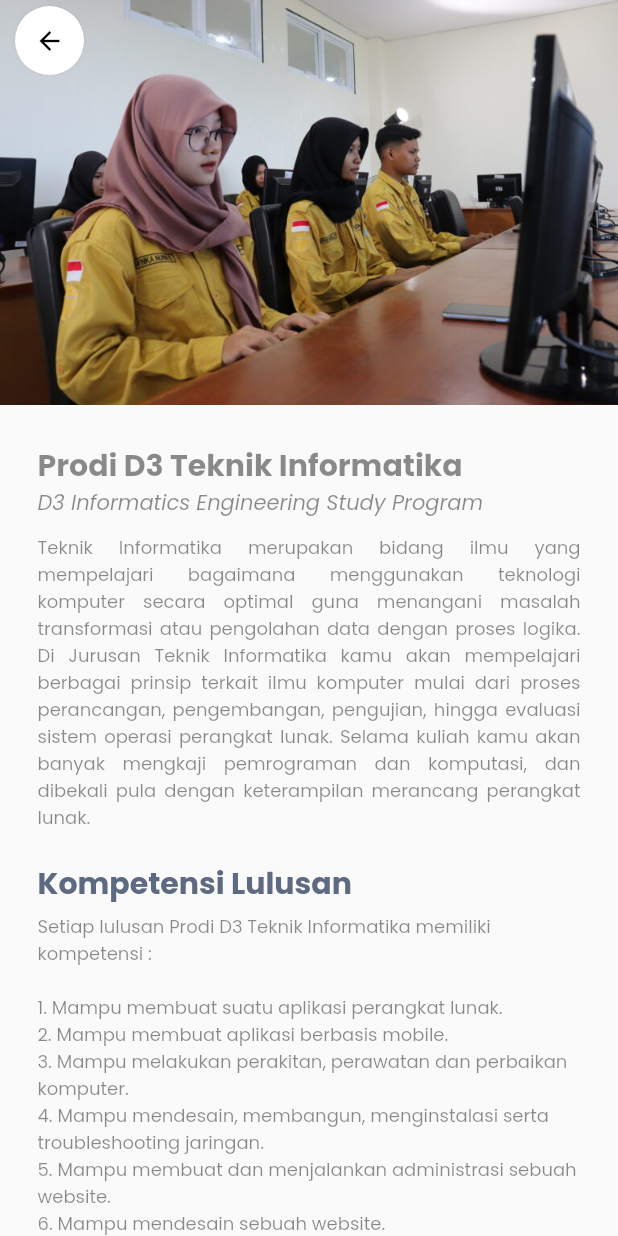
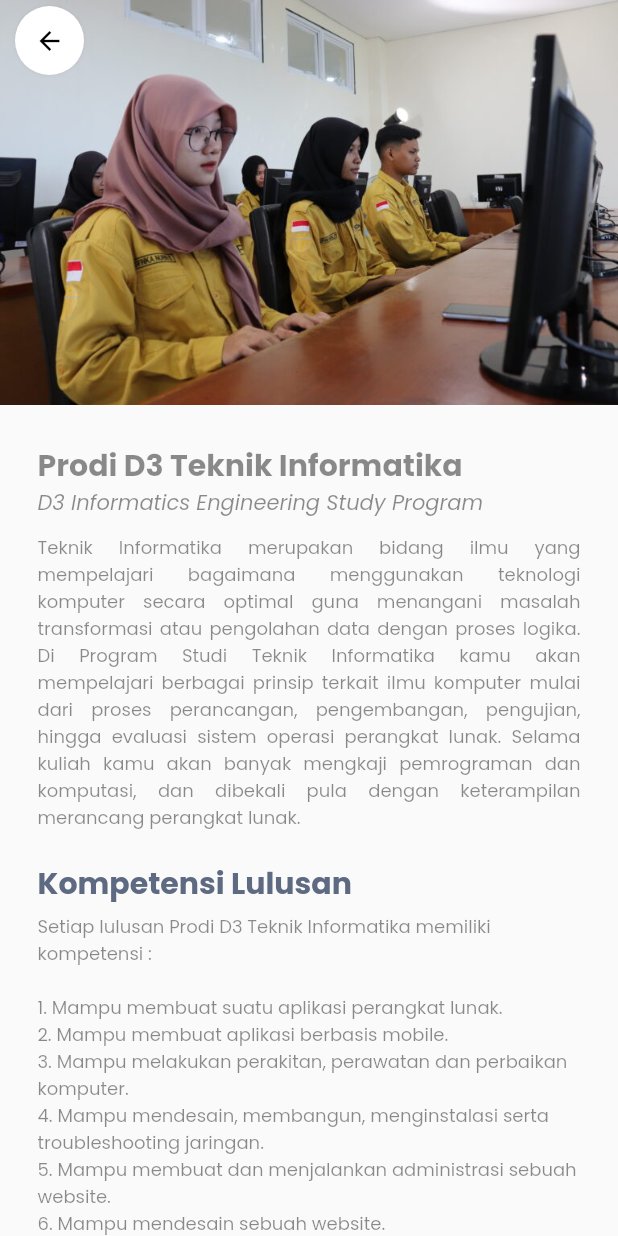
Before and after one commit to Zee7X/ito-pnc, a Flutter app: the DetailPage screen opened directly with sample values from the repository, after a tap on "D3 Teknik Informatika", on a phone screen of 412 x 824 dp. Run offline on Flutter 3.47's test engine with Material 2 defaults, Android fonts, the light colour scheme and no system bars; our stand-ins replace animated_splash_screen, carousel_slider, google_fonts, liquid_swipe, lottie, shared_preferences; missing offline and left inert: webfeed, xml2json; accounts and stored records are empty.

Commit message:
Final Chapter?

```diff
--- a/lib/pages/detail/detail.dart
+++ b/lib/pages/detail/detail.dart
@@ -79,7 +79,8 @@ class _DetailPageState extends State<DetailPage> {
                     children: [
                       TextPoppinsW(
                         colorw: const Color(0XFF5E6A81),
-                        text: dataSource.cate == "Jurusan"
+                        text: dataSource.cate == "Jurusan" ||
+                                dataSource.title == 'Teknik Mesin'
                             ? 'Jurusan ${dataSource.titleD!}'
                             : 'Program Studi ${dataSource.titleD!}',
                         fSize: 20,
@@ -238,7 +239,8 @@ class _DetailPageState extends State<DetailPage> {
                               ],
                             ),
                       Text(
-                        dataSource.cate == "Jurusan"
+                        dataSource.cate == "Jurusan" ||
+                                dataSource.title == 'Teknik Mesin'
                             ? 'Fasilitas Jurusan'
                             : 'Fasilitas Program Studi',
                         style: GoogleFonts.poppins(
@@ -275,7 +277,7 @@ class _DetailPageState extends State<DetailPage> {
                       ),
                       Text(
                         textAlign: TextAlign.left,
-                        '1. Auditorium PNC\n2. Ruang Kelas GKB\n3. Ruang Laboratorium GKB\n4. Ruang Serbaguna\n5. Roof Garder Gedung GKB\n6. Perpustakaan PNC',
+                        '1. Auditorium PNC.\n2. Ruang Kelas GKB.\n3. Ruang Laboratorium GKB.\n4. Ruang Serbaguna.\n5. Roof Garden Gedung GKB.\n6. Perpustakaan PNC.',
                         style: GoogleFonts.poppins(
                           fontSize: 14,
                           fontWeight: FontWeight.w400,
--- a/lib/pages/feed/feed.dart
+++ b/lib/pages/feed/feed.dart
@@ -32,6 +32,7 @@ class _NewsFeedState extends State<NewsFeed> {
 
   @override
   Widget build(BuildContext context) {
+    final size = MediaQuery.of(context).size;
     return Scaffold(
       backgroundColor: Colors.white,
       appBar: AppBar(
@@ -62,7 +63,7 @@ class _NewsFeedState extends State<NewsFeed> {
                   child: Column(
                     crossAxisAlignment: CrossAxisAlignment.start,
                     children: [
-                      const SizedBox(height: 20),
+                      SizedBox(height: size.height / 30),
                       ListView.builder(
                           shrinkWrap: true,
                           physics: const NeverScrollableScrollPhysics(),
--- a/lib/pages/home/home_screen.dart
+++ b/lib/pages/home/home_screen.dart
@@ -22,7 +22,7 @@ class _HomeScreenState extends State<HomeScreen> {
 
   @override
   Widget build(BuildContext context) {
-    final Uri whatsapp = Uri.parse('https://wa.me/+6281225259195');
+    final Uri whatsapp = Uri.parse('https://wa.me/+6281128041000');
     final size = MediaQuery.of(context).size;
     return Scaffold(
       backgroundColor: Colors.white,
--- a/lib/pages/onboard/onboarding_screen.dart
+++ b/lib/pages/onboard/onboarding_screen.dart
@@ -19,7 +19,7 @@ class OnBoardingScreen1 extends StatefulWidget {
 }
 
 class _OnBoardingScreen1State extends State<OnBoardingScreen1> {
-    Future setSeenonboard() async {
+  Future setSeenonboard() async {
     SharedPreferences prefs = await SharedPreferences.getInstance();
     seenOnBoard = await prefs.setBool('seenOnBoard', true);
   }
@@ -29,6 +29,7 @@ class _OnBoardingScreen1State extends State<OnBoardingScreen1> {
     super.initState();
     setSeenonboard();
   }
+
   @override
   Widget build(BuildContext context) {
     return Container(
@@ -127,7 +128,7 @@ class OnBoarding2 extends StatelessWidget {
             padding:
                 EdgeInsets.only(left: size.width / 11.3, right: size.width / 5),
             child: Text(
-              'Politeknik Cilacap merupakan salah satu perguruan tinggi negeri yang didirikan sejak tahun 2014. Sampai dengan saat ini Politeknik Negeri Cilacap (PNC) mengelola 3 Jurusan dan 6 Program Studi.',
+              'Politeknik Cilacap merupakan salah satu perguruan tinggi negeri yang didirikan sejak tahun 2014. Sampai dengan saat ini Politeknik Negeri Cilacap (PNC) mengelola 3 Jurusan dan 10 Program Studi.',
               textAlign: TextAlign.justify,
               style: GoogleFonts.poppins(
                 fontSize: 16,
@@ -286,7 +287,7 @@ class OnBoarding3 extends StatelessWidget {
                 padding: EdgeInsets.only(
                     left: size.width / 11.3, right: size.width / 7),
                 child: Text(
-                  '1. Menyelenggarakan Pendididikan Vokasi berbasis teknologi yang bermutu, bermoral dan berkeadilan sosial.\n2. Menyelenggarakan penelitian dasar dan / atau terapan, serta menyebarluaskan hasil penelitian.\n3. Menyelenggarakan penelitian dasar dan / atau terapan, serta menyebarluaskan hasil penelitian.\n4. Membentuk jiwa kewirausahaan berbasis teknologi atau (technopreneurship).',
+                  '1. Menyelenggarakan Pendididikan Vokasi berbasis teknologi yang bermutu, bermoral dan berkeadilan sosial.\n2. Menyelenggarakan penelitian dasar dan terapan, serta menyebarluaskan hasil penelitian.\n3. Menyelenggarakan penelitian dasar dan terapan, serta menyebarluaskan hasil penelitian.\n4. Membentuk jiwa kewirausahaan berbasis teknologi atau (technopreneurship).',
                   style: GoogleFonts.poppins(
                     fontSize: 16,
                     fontWeight: FontWeight.w400,
--- a/lib/pages/prodi/prodi.dart
+++ b/lib/pages/prodi/prodi.dart
@@ -88,7 +88,7 @@ class _ProdiTiState extends State<ProdiTi> {
                       ),
                       const SizedBox(height: 10),
                       Text(
-                        'Teknik Informatika merupakan bidang ilmu yang mempelajari bagaimana menggunakan teknologi komputer secara optimal guna menangani masalah transformasi atau pengolahan data dengan proses logika. Di Jurusan Teknik Informatika kamu akan mempelajari berbagai prinsip terkait ilmu komputer mulai dari proses perancangan, pengembangan, pengujian, hingga evaluasi sistem operasi perangkat lunak. Selama kuliah kamu akan banyak mengkaji pemrograman dan komputasi, dan dibekali pula dengan keterampilan merancang perangkat lunak.',
+                        'Teknik Informatika merupakan bidang ilmu yang mempelajari bagaimana menggunakan teknologi komputer secara optimal guna menangani masalah transformasi atau pengolahan data dengan proses logika. Di Program Studi Teknik Informatika kamu akan mempelajari berbagai prinsip terkait ilmu komputer mulai dari proses perancangan, pengembangan, pengujian, hingga evaluasi sistem operasi perangkat lunak. Selama kuliah kamu akan banyak mengkaji pemrograman dan komputasi, dan dibekali pula dengan keterampilan merancang perangkat lunak.',
                         style: GoogleFonts.poppins(
                           fontSize: 12,
                           fontWeight: FontWeight.w400,
@@ -205,7 +205,7 @@ class _ProdiCyState extends State<ProdiCy> {
               ),
               child: FlexibleSpaceBar(
                 background: Image.asset(
-                  'assets/detail/prodi_ti.png',
+                  'assets/detail/siber4.png',
                   fit: BoxFit.cover,
                 ),
               ),
@@ -274,7 +274,7 @@ class _ProdiCyState extends State<ProdiCy> {
                       ),
                       const SizedBox(height: 5),
                       Text(
-                        '1. Cyber Security Analist \n2.	Cyber Security Incident Analyst \n3.	Network Security Administrator',
+                        '1. Cyber Security Analist. \n2.	Cyber Security Incident Analyst. \n3.	Network Security Administrator.',
                         style: GoogleFonts.poppins(
                           fontSize: 12,
                           fontWeight: FontWeight.w400,
@@ -673,7 +673,7 @@ class _ProdiTLState extends State<ProdiTL> {
                       ),
                       const SizedBox(height: 10),
                       Text(
-                        'Program Studi Teknik Listrik Politeknik Negeri Cilacap merupakan salah satu program studi di Jurusan Teknik Elektronika dengan program pendidikan selama 6 semester sehingga lulusan program studi teknik listrik berhak menyandang gelar Ahli Madya (A.Md T.). Lulusan Program Studi Teknik Listrik dapat memenuhi standar penilaian pasar kerja karena setelah menempuh pendidikan selama 6 (enam) semester di bidang teknik listrik, juga mampu mengaplikasikan komputer untuk sistem kendali listrik berbasis PLC secara terprogram, memahami penggunaan instrumen ukur kelistrikan untuk pengaturan dan monitoring proses di industri, berkomunikasi dalam bahasa Inggris, berwirausaha dan mengelola usaha pekerjaan jasa listrik. Setelah menyelesaikan pendidikan, lulusan Program Studi D3 Teknik Listrik mampu ditempatkan sebagai tenaga perancang, perencana, teknisi, penyelia (foreman), pengawas (supervisor), ahli teknik (engineer) listrik dan mampu berwirausaha serta bekerja hampir di seluruh sektor lapangan kerja. Lulusan Program Studi Teknik Listrik dapat juga melanjutkan studi ke strata 1 (S1) atau diploma IV (DIV) karena kurikulum yang dirancang juga diselaraskan dengan kurikulum ke jenjang yang lebih tinggi',
+                        'Program Studi Teknik Listrik Politeknik Negeri Cilacap merupakan salah satu program studi di Program Studi Teknik Elektronika dengan program pendidikan selama 6 semester sehingga lulusan program studi teknik listrik berhak menyandang gelar Ahli Madya (A.Md T.). Lulusan Program Studi Teknik Listrik dapat memenuhi standar penilaian pasar kerja karena setelah menempuh pendidikan selama 6 (enam) semester di bidang teknik listrik, juga mampu mengaplikasikan komputer untuk sistem kendali listrik berbasis PLC secara terprogram, memahami penggunaan instrumen ukur kelistrikan untuk pengaturan dan monitoring proses di industri, berkomunikasi dalam bahasa Inggris, berwirausaha dan mengelola usaha pekerjaan jasa listrik. Setelah menyelesaikan pendidikan, lulusan Program Studi D3 Teknik Listrik mampu ditempatkan sebagai tenaga perancang, perencana, teknisi, penyelia (foreman), pengawas (supervisor), ahli teknik (engineer) listrik dan mampu berwirausaha serta bekerja hampir di seluruh sektor lapangan kerja. Lulusan Program Studi Teknik Listrik dapat juga melanjutkan studi ke strata 1 (S1) atau diploma IV (DIV) karena kurikulum yang dirancang juga diselaraskan dengan kurikulum ke jenjang yang lebih tinggi',
                         style: GoogleFonts.poppins(
                           fontSize: 12,
                           fontWeight: FontWeight.w400,
@@ -713,7 +713,7 @@ class _ProdiTLState extends State<ProdiTL> {
                       ),
                       const SizedBox(height: 5),
                       Text(
-                        '1. Teknisi \n2. Pengawas (Supervisor) \n3. Ahli Teknik Listrik',
+                        '1. Teknisi. \n2. Pengawas (Supervisor). \n3. Ahli Teknik Listrik.',
                         style: GoogleFonts.poppins(
                           fontSize: 12,
                           fontWeight: FontWeight.w400,
@@ -819,7 +819,7 @@ class _ProdiTRMState extends State<ProdiTRM> {
                       ),
                       const SizedBox(height: 10),
                       Text(
-                        'Program studi teknologi rekayasa mekatronika hadir di saat persaingan era globalisasi dan revolusi industri 4.0. Mekatronika merupakan ilmu yang mengkombinasikan secara sinergis rekayasa mekanika, elektronika, dan kontrol. Pada awal perkembangannya, mekatronika hanya mencakup unsur mekanika dan elektronika saja. Dengan ditemukannya mikroprosesor pada tahun 1980an, keilmuan mekatronika menjadi lebih maju dan berkembang. Mekatronika kemudian didukung oleh disiplin ilmu lain diantaranya: embedded system yang memberikan nuansa hardware programming yang menghubungkan mekanik dan elektronik, juga control system yang memberikan kecerdasan buatan kepada sistem tersebut.\nProdi STTRM mempelajari mengenai beberapa cabang ilmu keteknikan, seperti teknik mesin/mekanik, teknik kendali, teknik elektro, dan ilmu komputasi (computer science, software, and hardware). Mahasiswa jurusan ini akan belajar tentang ilmu keteknikan dasar dan beberapa matakuliah lanjutan seperti Sistem Mikroprosesor, kendali otomatis, CNC, Pneumatik dan Hidrolik, Robotika, otomasi industri, dan kendali cerdas. Tujuan dari ilmu mekatronika ini adalah menghasilkan suatu produk otomasi yang cerdas dengan kinerja yang optimal dan efisien.',
+                        'Program studi teknologi rekayasa mekatronika hadir di saat persaingan era globalisasi dan revolusi industri 4.0. Mekatronika merupakan ilmu yang mengkombinasikan secara sinergis rekayasa mekanika, elektronika, dan kontrol. Pada awal perkembangannya, mekatronika hanya mencakup unsur mekanika dan elektronika saja. Dengan ditemukannya mikroprosesor pada tahun 1980an, keilmuan mekatronika menjadi lebih maju dan berkembang. Mekatronika kemudian didukung oleh disiplin ilmu lain diantaranya: embedded system yang memberikan nuansa hardware programming yang menghubungkan mekanik dan elektronik, juga control system yang memberikan kecerdasan buatan kepada sistem tersebut.\nProdi STTRM mempelajari mengenai beberapa cabang ilmu keteknikan, seperti teknik mesin/mekanik, teknik kendali, teknik elektro, dan ilmu komputasi (computer science, software, and hardware). Mahasiswa Program Studi ini akan belajar tentang ilmu keteknikan dasar dan beberapa matakuliah lanjutan seperti Sistem Mikroprosesor, kendali otomatis, CNC, Pneumatik dan Hidrolik, Robotika, otomasi industri, dan kendali cerdas. Tujuan dari ilmu mekatronika ini adalah menghasilkan suatu produk otomasi yang cerdas dengan kinerja yang optimal dan efisien.',
                         style: GoogleFonts.poppins(
                           fontSize: 12,
                           fontWeight: FontWeight.w400,
```
Also changed, not shown: lib/database/data.dart (+5 -5 lines), assets/detail/siber4.png (added).
